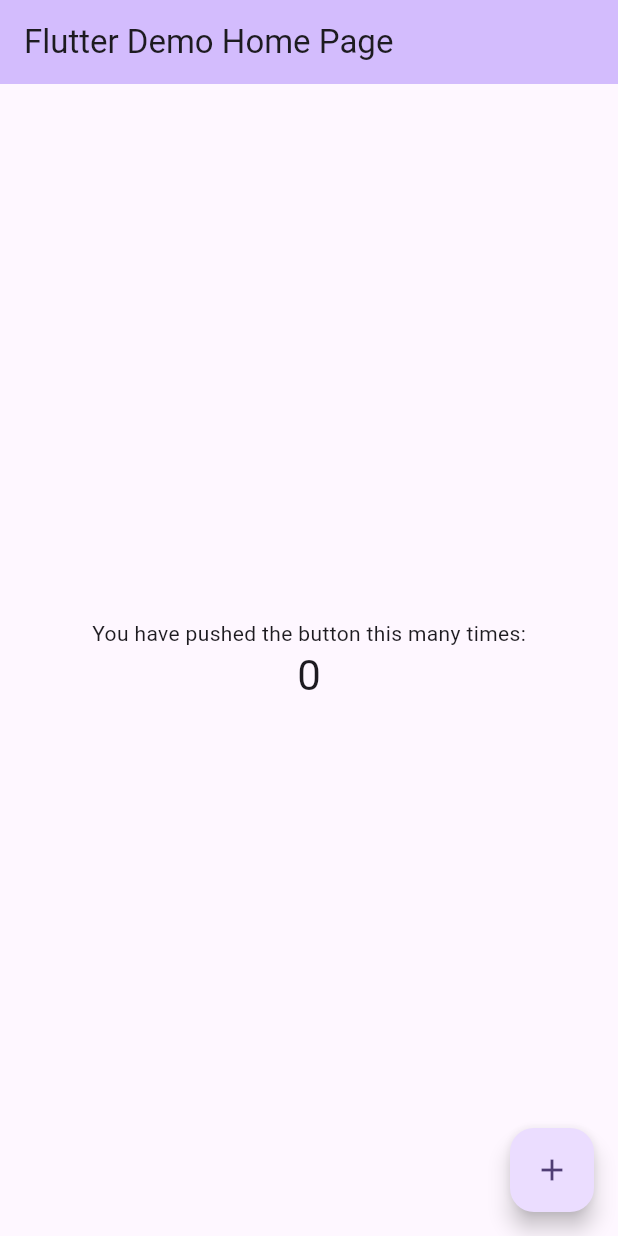
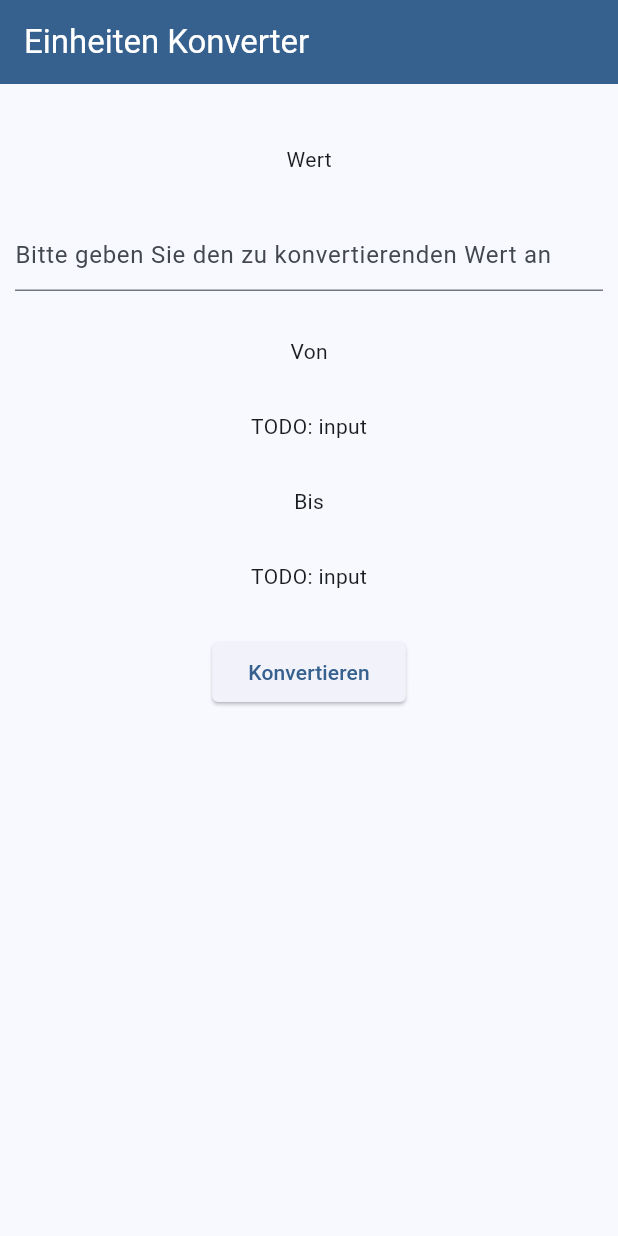
Before and after one commit to robin-thoene/ebs62, a Flutter app: the screen it shows after launch, on a phone screen of 412 x 824 dp. Run offline on Flutter 3.47's test engine with Material 3 defaults, Android fonts, the phone set to English and light mode, and no system bars.

Commit message:
feat(val): add validated 'value to convert' input

```diff
--- a/converter/lib/main.dart
+++ b/converter/lib/main.dart
@@ -31,64 +31,105 @@ void main() {
 class MyApp extends StatelessWidget {
   const MyApp({super.key});
 
-  // This widget is the root of your application.
   @override
   Widget build(BuildContext context) {
     return MaterialApp(
-      title: 'Flutter Demo',
+      title: 'Konverter',
       theme: ThemeData(
-        colorScheme: ColorScheme.fromSeed(seedColor: Colors.deepPurple),
+        colorScheme: ColorScheme.fromSeed(seedColor: Colors.blue),
         useMaterial3: true,
       ),
-      home: const MyHomePage(title: 'Flutter Demo Home Page'),
+      home: const MyHomePage(title: 'Einheiten Konverter'),
     );
   }
 }
 
 class MyHomePage extends StatefulWidget {
+  final String title;
+
   const MyHomePage({super.key, required this.title});
-
-  final String title;
 
   @override
   State<MyHomePage> createState() => _MyHomePageState();
 }
 
 class _MyHomePageState extends State<MyHomePage> {
-  int _counter = 0;
+  /// The actual value that the user put into the text field
+  String? _valueToConvert;
 
-  void _incrementCounter() {
+  /// Whether the conversion of the user text field input to double was successful or not
+  String? _valueConversionErrorMsg;
+
+  /// The parsed user text field input
+  double? _parsedValueToConvert;
+
+  /// On press handler for the button that performs the conversion
+  void onPressedConvertButton() {
+    // Ensure that the text field input is not empty
+    if (_valueToConvert == null || _valueToConvert == "") {
       setState(() {
-      _counter++;
+        _valueConversionErrorMsg = "Der Wert darf nicht leer sein";
       });
+      return;
+    }
+    // Ensure that the text field value can be converted
+    var d = double.tryParse(_valueToConvert!);
+    setState(() {
+      _parsedValueToConvert = d;
+      _valueConversionErrorMsg = null;
+    });
+    if (_parsedValueToConvert == null) {
+      _valueConversionErrorMsg = "Die Eingabe is keine valide Dezimalzahl";
+      // If the input can not be parsed to double,
+      // do not proceed and set the validation error
+      return;
+    }
   }
 
   @override
   Widget build(BuildContext context) {
     return Scaffold(
         appBar: AppBar(
-        backgroundColor: Theme.of(context).colorScheme.inversePrimary,
+          backgroundColor: Theme.of(context).colorScheme.primary,
           title: Text(widget.title),
+          foregroundColor: Colors.white,
         ),
         body: Center(
+          child: Padding(
+            padding: EdgeInsets.symmetric(vertical: 40.0, horizontal: 10.0),
             child: Column(
-          mainAxisAlignment: MainAxisAlignment.center,
+              mainAxisAlignment: MainAxisAlignment.start,
+              spacing: 30.0,
               children: <Widget>[
                 const Text(
-              'You have pushed the button this many times:',
+                  'Wert',
                 ),
-            Text(
-              '$_counter',
-              style: Theme.of(context).textTheme.headlineMedium,
+                TextField(
+                  decoration: InputDecoration(
+                      hintText:
+                          "Bitte geben Sie den zu konvertierenden Wert an",
+                      errorText: _valueConversionErrorMsg),
+                  keyboardType: TextInputType.numberWithOptions(decimal: true),
+                  onChanged: (newValue) {
+                    _valueToConvert = newValue;
+                  },
                 ),
+                const Text('Von'),
+                const Text('TODO: input'),
+                const Text('Bis'),
+                const Text('TODO: input'),
+                ElevatedButton(
+                  onPressed: onPressedConvertButton,
+                  style: ElevatedButton.styleFrom(
+                    shape: RoundedRectangleBorder(
+                      borderRadius: BorderRadius.circular(4.0),
+                    ),
+                  ),
+                  child: const Text('Konvertieren'),
+                )
               ],
             ),
           ),
-      floatingActionButton: FloatingActionButton(
-        onPressed: _incrementCounter,
-        tooltip: 'Increment',
-        child: const Icon(Icons.add),
-      ),
-    );
+        ));
   }
 }
```
Lines whose indentation alone changed are shown as unchanged.
